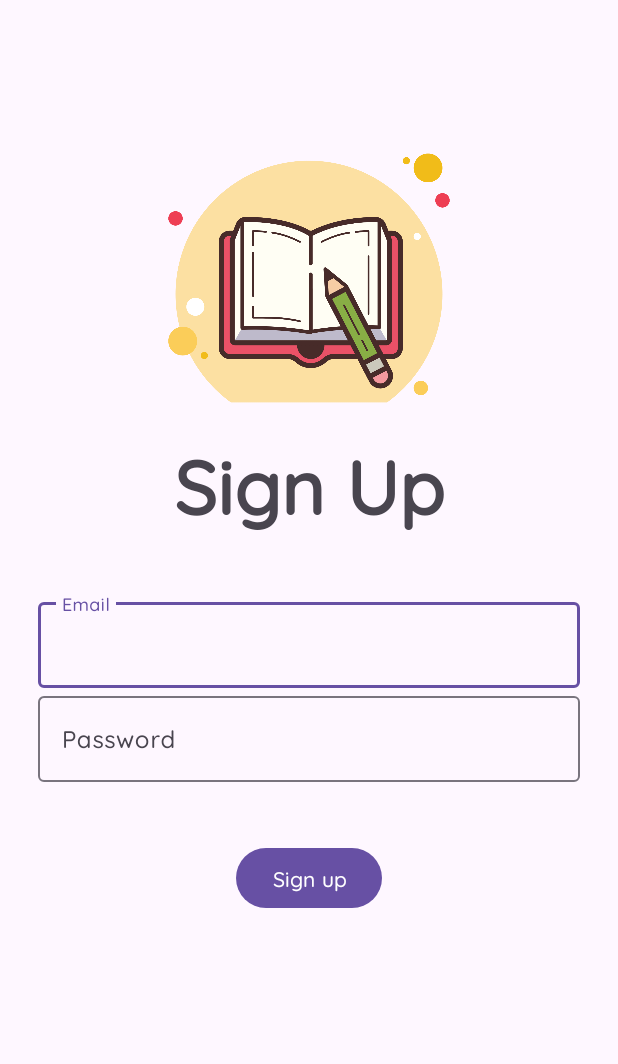
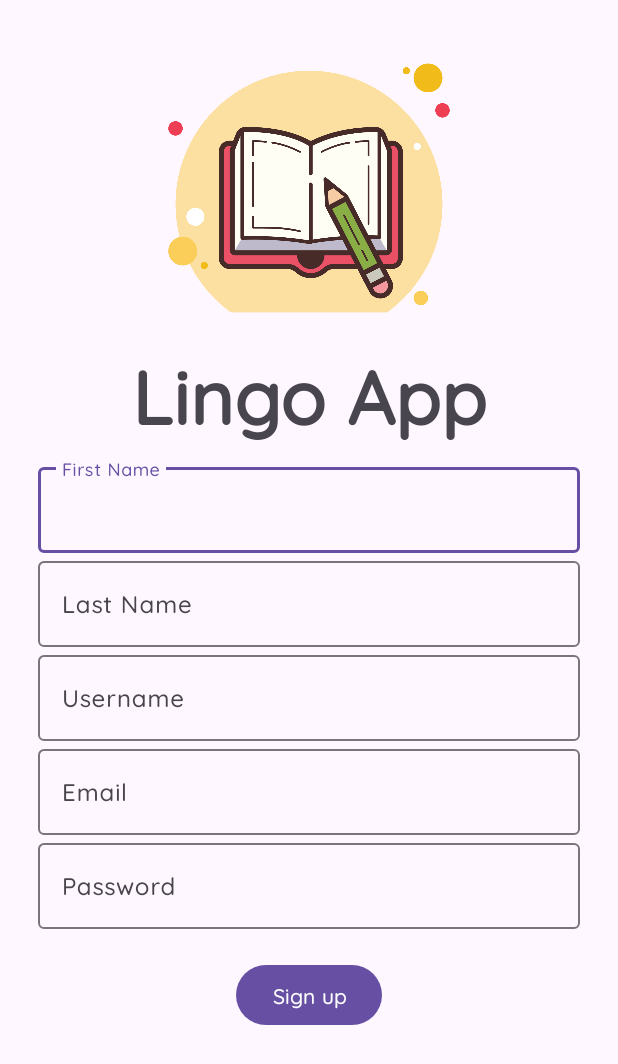
Before and after one commit to myeniadim/LingoApp, an Android app: the screen it shows after launch (RegisterActivity), after a tap on "Don't have an account? Sign up", on a phone screen of 412 x 824 dp. Shown: the top 1064 px of the screen. Run offline under Robolectric (Android 15) with nearby library versions, the phone set to English and light mode, and no system bars; our stand-ins replace Firebase (no records; nobody signed in at launch, a user with empty details on screens opened directly); 1 other tap on this screen came first.

Commit message:
implement firestore and small screen changes

```diff
--- a/app/build.gradle
+++ b/app/build.gradle
@@ -41,6 +41,8 @@ dependencies {
     implementation libs.activity
     implementation libs.constraintlayout
     implementation libs.firebase.auth
+    implementation libs.firebase.firestore
+    implementation libs.firebase.database
     testImplementation libs.junit
     androidTestImplementation libs.ext.junit
     androidTestImplementation libs.espresso.core
--- a/app/src/main/java/com/msku/ceng3505/lingoapp/activities/LoginActivity.java
+++ b/app/src/main/java/com/msku/ceng3505/lingoapp/activities/LoginActivity.java
@@ -33,17 +33,7 @@ public class LoginActivity extends AppCompatActivity {
     ProgressBar progressBar;
     TextView textView;
 
-    @Override
-    public void onStart() {
-        super.onStart();
-        // Check if user is signed in (non-null) and update UI accordingly.
-        FirebaseUser currentUser = mAuth.getCurrentUser();
-        if(currentUser != null){
-            Intent intent = new Intent(getApplicationContext(), MainActivity.class);
-            startActivity(intent);
-            finish();
-        }
-    }
+
 
     @Override
     protected void onCreate(Bundle savedInstanceState) {
--- a/app/src/main/res/layout/activity_login.xml
+++ b/app/src/main/res/layout/activity_login.xml
@@ -46,6 +46,7 @@
         <com.google.android.material.textfield.TextInputEditText
             android:id="@+id/password"
             android:hint="Password"
+            android:inputType="textPassword"
             android:layout_width="match_parent"
             android:layout_height="wrap_content"
             />
@@ -54,7 +55,9 @@
     <ProgressBar
         android:id="@+id/progressBar"
         android:layout_width="wrap_content"
+        android:layout_marginTop="10dp"
         android:layout_height="wrap_content"
+        android:layout_gravity="center"
         android:visibility="gone"/>
 
     <Button
--- a/app/src/main/res/layout/activity_register.xml
+++ b/app/src/main/res/layout/activity_register.xml
@@ -13,19 +13,54 @@
         android:id="@+id/imageView"
         android:layout_width="match_parent"
         android:layout_height="200dp"
-        android:layout_marginTop="60dp"
         app:srcCompat="@drawable/lingowthtext"
         />
 
     <TextView
-        android:text="Sign Up"
+        android:text="Lingo App"
+        android:layout_marginBottom="10dp"
         android:textSize="50sp"
         android:gravity="center"
-        android:layout_marginBottom="40dp"
         android:textStyle="bold"
         android:layout_width="match_parent"
         android:layout_height="wrap_content"
         />
+
+    <com.google.android.material.textfield.TextInputLayout
+        android:layout_width="match_parent"
+        android:layout_height="wrap_content">
+
+        <com.google.android.material.textfield.TextInputEditText
+            android:id="@+id/fName"
+            android:hint="First Name"
+            android:layout_width="match_parent"
+            android:layout_height="wrap_content"
+            />
+    </com.google.android.material.textfield.TextInputLayout>
+
+    <com.google.android.material.textfield.TextInputLayout
+        android:layout_width="match_parent"
+        android:layout_height="wrap_content">
+
+        <com.google.android.material.textfield.TextInputEditText
+            android:id="@+id/lName"
+            android:hint="Last Name"
+            android:layout_width="match_parent"
+            android:layout_height="wrap_content"
+            />
+    </com.google.android.material.textfield.TextInputLayout>
+
+    <com.google.android.material.textfield.TextInputLayout
+        android:layout_width="match_parent"
+        android:layout_height="wrap_content">
+
+        <com.google.android.material.textfield.TextInputEditText
+            android:id="@+id/username"
+            android:hint="Username"
+            android:layout_width="match_parent"
+            android:layout_height="wrap_content"
+            />
+    </com.google.android.material.textfield.TextInputLayout>
 
     <com.google.android.material.textfield.TextInputLayout
         android:layout_width="match_parent"
@@ -46,6 +81,7 @@
         <com.google.android.material.textfield.TextInputEditText
             android:id="@+id/password"
             android:hint="Password"
+            android:inputType="textPassword"
             android:layout_width="match_parent"
             android:layout_height="wrap_content"
             />
@@ -53,15 +89,17 @@
 
     <ProgressBar
         android:id="@+id/progressBar"
+        android:layout_marginTop="10dp"
         android:layout_width="wrap_content"
         android:layout_height="wrap_content"
+        android:layout_gravity="center"
         android:visibility="gone"/>
 
     <Button
         android:id="@+id/btnRegister"
         android:text="Sign up"
         android:layout_gravity="center"
-        android:layout_marginTop="40dp"
+        android:layout_marginTop="20dp"
         android:layout_width="wrap_content"
         android:layout_height="wrap_content"
         />
--- a/gradle/libs.versions.toml
+++ b/gradle/libs.versions.toml
@@ -9,6 +9,8 @@ activity = "1.9.3"
 constraintlayout = "2.2.0"
 googleGmsGoogleServices = "4.4.2"
 firebaseAuth = "23.1.0"
+firebaseFirestore = "25.1.1"
+firebaseDatabase = "21.0.0"
 
 [libraries]
 junit = { group = "junit", name = "junit", version.ref = "junit" }
@@ -19,6 +21,8 @@ material = { group = "com.google.android.material", name = "material", version.r
 activity = { group = "androidx.activity", name = "activity", version.ref = "activity" }
 constraintlayout = { group = "androidx.constraintlayout", name = "constraintlayout", version.ref = "constraintlayout" }
 firebase-auth = { group = "com.google.firebase", name = "firebase-auth", version.ref = "firebaseAuth" }
+firebase-firestore = { group = "com.google.firebase", name = "firebase-firestore", version.ref = "firebaseFirestore" }
+firebase-database = { group = "com.google.firebase", name = "firebase-database", version.ref = "firebaseDatabase" }
 
 [plugins]
 android-application = { id = "com.android.application", version.ref = "agp" }
```
Also changed, not shown: app/src/main/java/com/msku/ceng3505/lingoapp/activities/RegisterActivity.java (+56 -18 lines).
